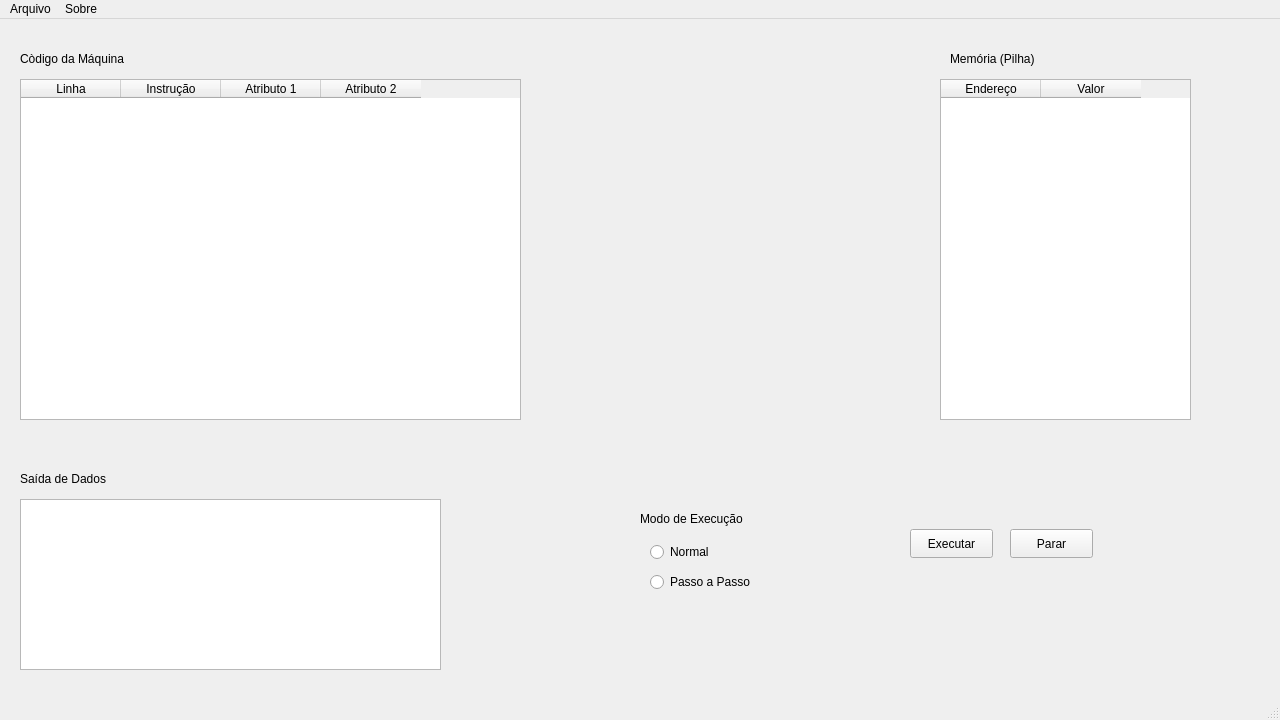
Before: the Qt Designer form libs/virtualmachine.ui in HVicDias/Compilador, drawn with Qt 5.
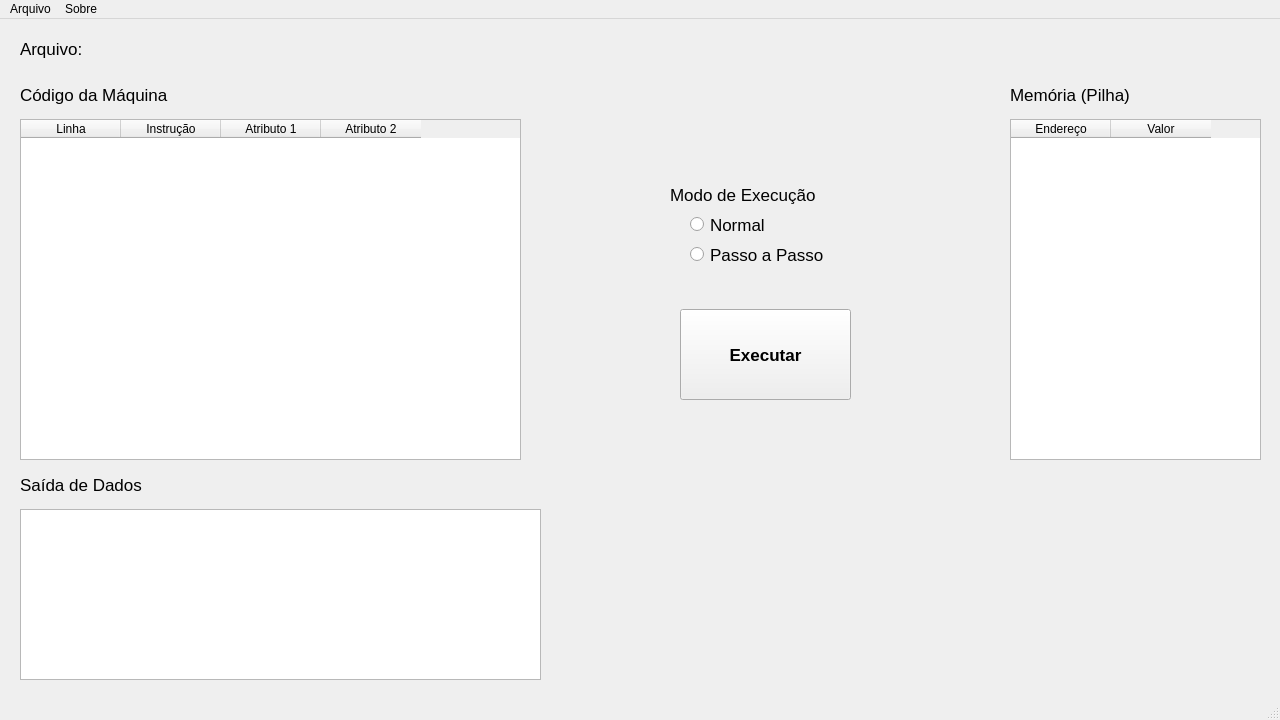
After: the same form once the commit is applied.

Diff of the .ui file:
```diff
--- a/libs/virtualmachine.ui
+++ b/libs/virtualmachine.ui
@@ -18,24 +18,34 @@
                 <property name="geometry">
                     <rect>
                         <x>20</x>
-                        <y>30</y>
-                        <width>131</width>
-                        <height>20</height>
+                        <y>60</y>
+                        <width>201</width>
+                        <height>31</height>
                     </rect>
                 </property>
+                <property name="font">
+                    <font>
+                        <pointsize>13</pointsize>
+                    </font>
+                </property>
                 <property name="text">
-                    <string>Còdigo da Máquina</string>
+                    <string>Código da Máquina</string>
                 </property>
             </widget>
             <widget class="QLabel" name="MemoriaLabel">
                 <property name="geometry">
                     <rect>
-                        <x>950</x>
-                        <y>30</y>
-                        <width>131</width>
-                        <height>20</height>
+                        <x>1010</x>
+                        <y>60</y>
+                        <width>161</width>
+                        <height>31</height>
                     </rect>
                 </property>
+                <property name="font">
+                    <font>
+                        <pointsize>13</pointsize>
+                    </font>
+                </property>
                 <property name="text">
                     <string>Memória (Pilha)</string>
                 </property>
@@ -45,10 +55,15 @@
                     <rect>
                         <x>20</x>
                         <y>450</y>
-                        <width>131</width>
-                        <height>20</height>
+                        <width>151</width>
+                        <height>31</height>
                     </rect>
                 </property>
+                <property name="font">
+                    <font>
+                        <pointsize>13</pointsize>
+                    </font>
+                </property>
                 <property name="text">
                     <string>Saída de Dados</string>
                 </property>
@@ -56,12 +71,17 @@
             <widget class="QLabel" name="ModoDeExecucaoLabel">
                 <property name="geometry">
                     <rect>
-                        <x>640</x>
-                        <y>490</y>
-                        <width>131</width>
-                        <height>20</height>
+                        <x>670</x>
+                        <y>160</y>
+                        <width>191</width>
+                        <height>31</height>
                     </rect>
                 </property>
+                <property name="font">
+                    <font>
+                        <pointsize>13</pointsize>
+                    </font>
+                </property>
                 <property name="text">
                     <string>Modo de Execução</string>
                 </property>
@@ -69,12 +89,17 @@
             <widget class="QRadioButton" name="NormalRadioButton">
                 <property name="geometry">
                     <rect>
-                        <x>650</x>
-                        <y>520</y>
+                        <x>690</x>
+                        <y>190</y>
                         <width>112</width>
-                        <height>26</height>
+                        <height>31</height>
                     </rect>
                 </property>
+                <property name="font">
+                    <font>
+                        <pointsize>13</pointsize>
+                    </font>
+                </property>
                 <property name="text">
                     <string>Normal</string>
                 </property>
@@ -82,12 +107,17 @@
             <widget class="QRadioButton" name="PassoAPassoRadioButton">
                 <property name="geometry">
                     <rect>
-                        <x>650</x>
-                        <y>550</y>
-                        <width>112</width>
-                        <height>26</height>
+                        <x>690</x>
+                        <y>220</y>
+                        <width>161</width>
+                        <height>31</height>
                     </rect>
                 </property>
+                <property name="font">
+                    <font>
+                        <pointsize>13</pointsize>
+                    </font>
+                </property>
                 <property name="text">
                     <string>Passo a Passo</string>
                 </property>
@@ -96,8 +126,8 @@
                 <property name="geometry">
                     <rect>
                         <x>20</x>
-                        <y>480</y>
-                        <width>421</width>
+                        <y>490</y>
+                        <width>521</width>
                         <height>171</height>
                     </rect>
                 </property>
@@ -106,7 +136,7 @@
                 <property name="geometry">
                     <rect>
                         <x>20</x>
-                        <y>60</y>
+                        <y>100</y>
                         <width>501</width>
                         <height>341</height>
                     </rect>
@@ -135,8 +165,8 @@
             <widget class="QTableWidget" name="MemoriaTable">
                 <property name="geometry">
                     <rect>
-                        <x>940</x>
-                        <y>60</y>
+                        <x>1010</x>
+                        <y>100</y>
                         <width>251</width>
                         <height>341</height>
                     </rect>
@@ -155,27 +185,59 @@
             <widget class="QPushButton" name="ExecutarButton">
                 <property name="geometry">
                     <rect>
-                        <x>910</x>
-                        <y>510</y>
-                        <width>83</width>
-                        <height>29</height>
+                        <x>680</x>
+                        <y>290</y>
+                        <width>171</width>
+                        <height>91</height>
                     </rect>
                 </property>
+                <property name="font">
+                    <font>
+                        <pointsize>13</pointsize>
+                        <bold>true</bold>
+                    </font>
+                </property>
+                <property name="autoFillBackground">
+                    <bool>false</bool>
+                </property>
                 <property name="text">
                     <string>Executar</string>
                 </property>
             </widget>
-            <widget class="QPushButton" name="PararButton">
+            <widget class="QLabel" name="ArquivoName">
                 <property name="geometry">
                     <rect>
-                        <x>1010</x>
-                        <y>510</y>
-                        <width>83</width>
-                        <height>29</height>
+                        <x>90</x>
+                        <y>20</y>
+                        <width>681</width>
+                        <height>20</height>
                     </rect>
                 </property>
+                <property name="font">
+                    <font>
+                        <pointsize>11</pointsize>
+                    </font>
+                </property>
                 <property name="text">
-                    <string>Parar</string>
+                    <string/>
+                </property>
+            </widget>
+            <widget class="QLabel" name="ArquivoLabel">
+                <property name="geometry">
+                    <rect>
+                        <x>20</x>
+                        <y>20</y>
+                        <width>81</width>
+                        <height>20</height>
+                    </rect>
+                </property>
+                <property name="font">
+                    <font>
+                        <pointsize>13</pointsize>
+                    </font>
+                </property>
+                <property name="text">
+                    <string>Arquivo:</string>
                 </property>
             </widget>
         </widget>
```
Left out of the diff: 12 changed lines with no effect on the pictures.
